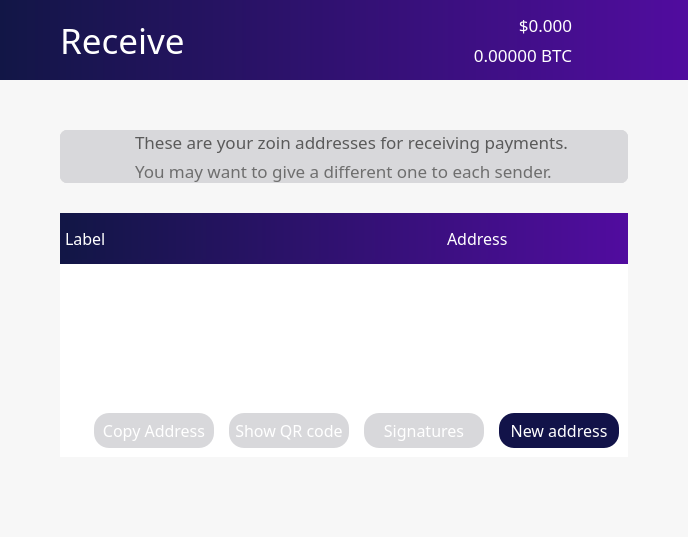
Qt form src/qt/forms/receivecoinsdialog.ui (noirofficial/noir) before a commit.
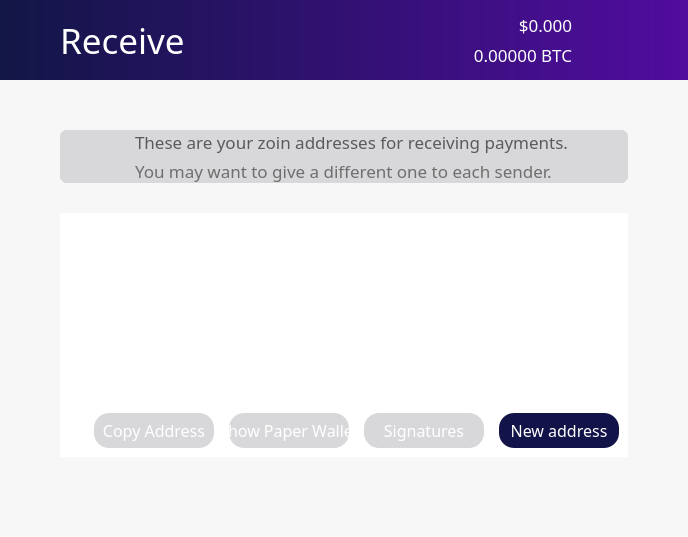
The same form after that commit. Icons and pictures are not drawn.

Commit message: Update GUI to V2, small tweaks and finalize EUR price indicator, update app icon, fix horizontal header orientations

Patch:
```diff
--- a/src/qt/forms/receivecoinsdialog.ui
+++ b/src/qt/forms/receivecoinsdialog.ui
@@ -1025,111 +1025,6 @@
              <property name="bottomMargin">
               <number>0</number>
              </property>
-             <item>
-              <widget class="QFrame" name="frame_2">
-               <property name="sizePolicy">
-                <sizepolicy hsizetype="Preferred" vsizetype="Preferred">
-                 <horstretch>0</horstretch>
-                 <verstretch>0</verstretch>
-                </sizepolicy>
-               </property>
-               <property name="minimumSize">
-                <size>
-                 <width>0</width>
-                 <height>0</height>
-                </size>
-               </property>
-               <property name="styleSheet">
-                <string notr="true">color:white;
-background: QLinearGradient(x1: 0, y1: 0, x2: 1, y2: 0, stop: 0 #121646, stop: 1 #510c9f);
-border:0;
-</string>
-               </property>
-               <property name="frameShape">
-                <enum>QFrame::StyledPanel</enum>
-               </property>
-               <property name="frameShadow">
-                <enum>QFrame::Raised</enum>
-               </property>
-               <property name="lineWidth">
-                <number>0</number>
-               </property>
-               <layout class="QHBoxLayout" name="horizontalLayout_6">
-                <property name="spacing">
-                 <number>60</number>
-                </property>
-                <property name="leftMargin">
-                 <number>5</number>
-                </property>
-                <property name="topMargin">
-                 <number>5</number>
-                </property>
-                <property name="rightMargin">
-                 <number>0</number>
-                </property>
-                <property name="bottomMargin">
-                 <number>5</number>
-                </property>
-                <item>
-                 <widget class="QFrame" name="frame_5">
-                  <property name="frameShape">
-                   <enum>QFrame::StyledPanel</enum>
-                  </property>
-                  <property name="frameShadow">
-                   <enum>QFrame::Raised</enum>
-                  </property>
-                  <layout class="QHBoxLayout" name="horizontalLayout_2">
-                   <property name="spacing">
-                    <number>200</number>
-                   </property>
-                   <property name="leftMargin">
-                    <number>0</number>
-                   </property>
-                   <property name="rightMargin">
-                    <number>0</number>
-                   </property>
-                   <item>
-                    <widget class="QLabel" name="label">
-                     <property name="font">
-                      <font>
-                       <family>ZoinRegular</family>
-                       <pointsize>12</pointsize>
-                       <weight>50</weight>
-                       <bold>false</bold>
-                      </font>
-                     </property>
-                     <property name="styleSheet">
-                      <string notr="true">background-color: rgb(0,0,0,0);</string>
-                     </property>
-                     <property name="text">
-                      <string>Label</string>
-                     </property>
-                    </widget>
-                   </item>
-                   <item>
-                    <widget class="QLabel" name="label_4">
-                     <property name="font">
-                      <font>
-                       <family>ZoinRegular</family>
-                       <pointsize>12</pointsize>
-                       <weight>50</weight>
-                       <bold>false</bold>
-                      </font>
-                     </property>
-                     <property name="styleSheet">
-                      <string notr="true">background-color: rgb(0,0,0,0);</string>
-                     </property>
-                     <property name="text">
-                      <string>Address</string>
-                     </property>
-                    </widget>
-                   </item>
-                  </layout>
-                 </widget>
-                </item>
-               </layout>
-              </widget>
-             </item>
              <item>
               <widget class="QTableView" name="tableView">
                <property name="palette">
@@ -1225,7 +1120,7 @@
                </property>
                <property name="font">
                 <font>
-                 <family>ZoinLight</family>
+                 <family>ZoinRegular</family>
                  <pointsize>12</pointsize>
                 </font>
                </property>
@@ -1256,7 +1151,7 @@
                 <bool>false</bool>
                </property>
                <attribute name="horizontalHeaderVisible">
-                <bool>false</bool>
+                <bool>true</bool>
                </attribute>
               </widget>
              </item>
@@ -1349,7 +1244,7 @@
 border-style:solid;</string>
                   </property>
                   <property name="text">
-                   <string>Show QR code</string>
+                   <string>Show Paper Wallet</string>
                   </property>
                  </widget>
                 </item>
```
Left out of the diff: 3 changed lines with no effect on the pictures. The commit also changes 23 other files.
